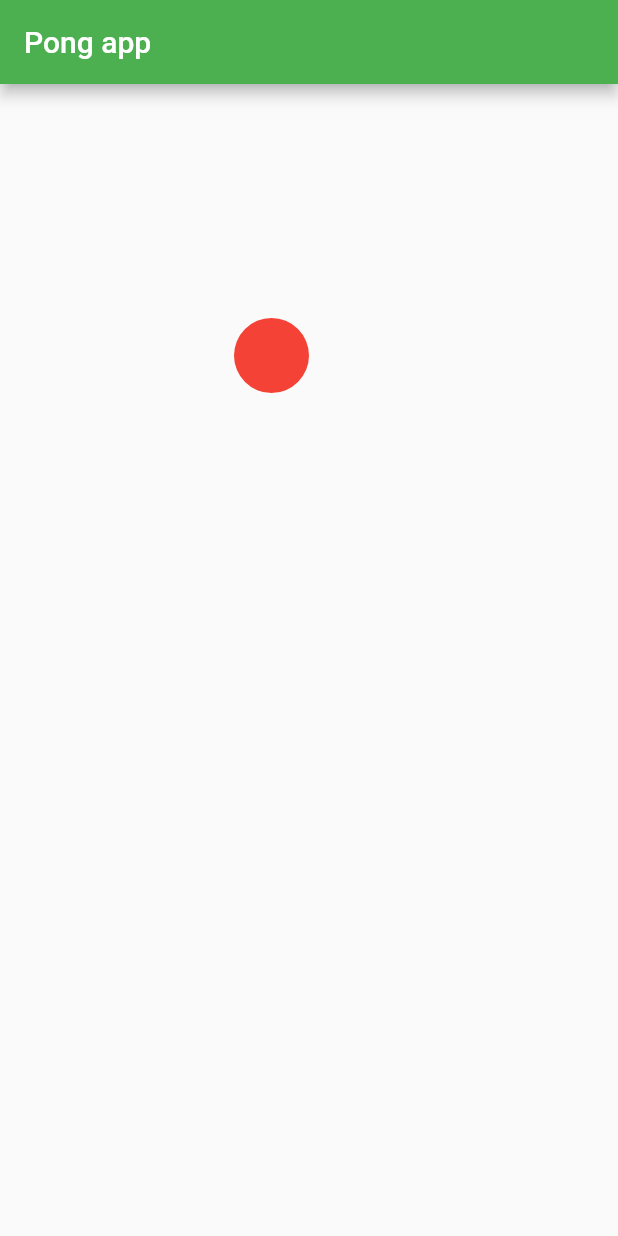
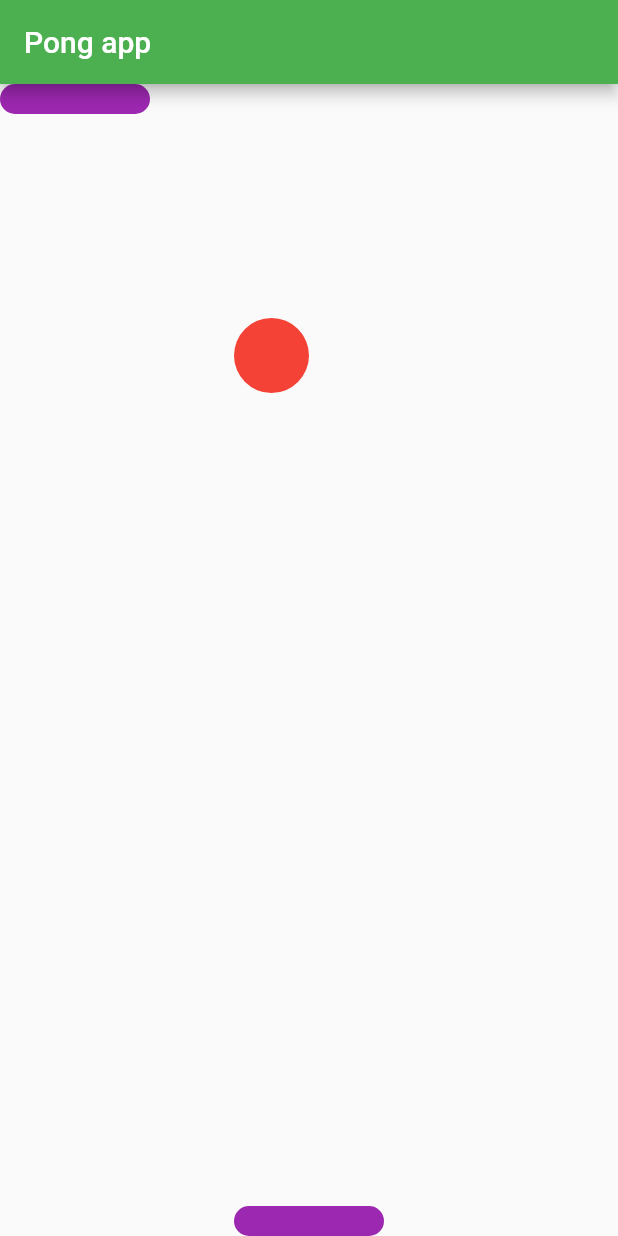
Before and after one commit to sherzod-ortiq/pong_app, a Flutter app: the screen it shows after launch, on a phone screen of 412 x 824 dp. Run offline on Flutter 3.47's test engine with Material 2 defaults, Android fonts, the phone set to English and light mode, and no system bars.

Commit message:
Adding player and bot paddles

```diff
--- a/lib/main.dart
+++ b/lib/main.dart
@@ -27,7 +27,14 @@ class MyHomePage extends StatelessWidget {
         title: Text("Pong app"),
       ),
       body: Stack(
+        alignment: Alignment.topLeft,
         children: <Widget>[
+          BotPaddle(
+              //screenWidth: MediaQuery.of(context).size.width,
+              ),
+          PlayerPaddle(
+            screenWidth: MediaQuery.of(context).size.width,
+          ),
           Ball(
             screenHeight: MediaQuery.of(context).size.height,
             screenWidth: MediaQuery.of(context).size.width,
@@ -66,7 +73,11 @@ class _BallState extends State<Ball> {
     if (xAxis <= 0) dX = 4;
     if (xAxis >= widget.screenWidth - ballWidth) dX = -4;
     if (yAxis <= 0) dY = 4;
-    if (yAxis >= widget.screenHeight - ballHeight - kToolbarHeight) dY = -4;
+    if (yAxis >=
+        widget.screenHeight -
+            ballHeight -
+            kToolbarHeight -
+            widget.paddingBottom) dY = -4;
 
     setState(() {
       xAxis += dX;
@@ -96,3 +107,90 @@ class _BallState extends State<Ball> {
     );
   }
 }
+
+class BotPaddle extends StatefulWidget {
+  @override
+  _BotPaddleState createState() => _BotPaddleState();
+}
+
+class _BotPaddleState extends State<BotPaddle> {
+  final double paddleHeight = 30;
+  final double paddleWidth = 100;
+
+  @override
+  Widget build(BuildContext context) {
+    return Positioned(
+      top: 0,
+      left: 0,
+      child: Draggable(
+        child: Container(
+          width: 100,
+          height: 20,
+          decoration: BoxDecoration(
+            borderRadius: BorderRadius.circular(10),
+            color: Colors.purple,
+          ),
+        ),
+        feedback: Container(
+          width: 100,
+          height: 20,
+          decoration: BoxDecoration(
+            borderRadius: BorderRadius.circular(100),
+            color: Colors.purple,
+          ),
+        ),
+      ),
+    );
+  }
+}
+
+class PlayerPaddle extends StatefulWidget {
+  final double screenWidth;
+
+  PlayerPaddle({this.screenWidth});
+
+  @override
+  _PlayerPaddleState createState() => _PlayerPaddleState();
+}
+
+class _PlayerPaddleState extends State<PlayerPaddle> {
+  double bottom = 0;
+  double left = 0;
+  final double paddleWidth = 100;
+  final double paddleHeight = 20;
+
+  @override
+  void initState() {
+    super.initState();
+    left = widget.screenWidth / 2 - paddleWidth / 2;
+  }
+
+  @override
+  Widget build(BuildContext context) {
+    return Positioned(
+      bottom: bottom,
+      left: left,
+      height: paddleHeight,
+      child: Draggable(
+        axis: Axis.horizontal,
+        child: Container(
+          width: paddleWidth,
+          height: paddleHeight,
+          decoration: BoxDecoration(
+            borderRadius: BorderRadius.circular(10),
+            color: Colors.purple,
+          ),
+        ),
+        feedback: Container(
+          width: paddleWidth,
+          height: paddleHeight,
+          decoration: BoxDecoration(
+            borderRadius: BorderRadius.circular(100),
+            color: Colors.purple,
+          ),
+        ),
+        childWhenDragging: Container(),
+      ),
+    );
+  }
+}
```
